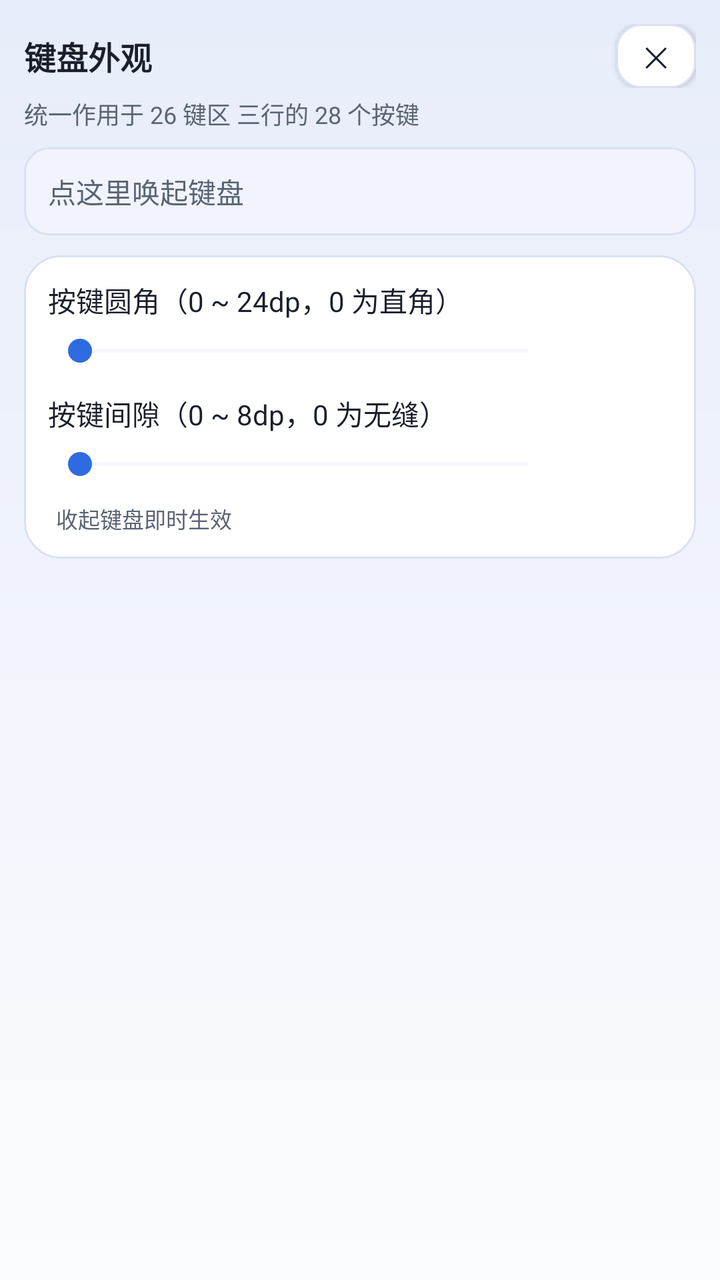
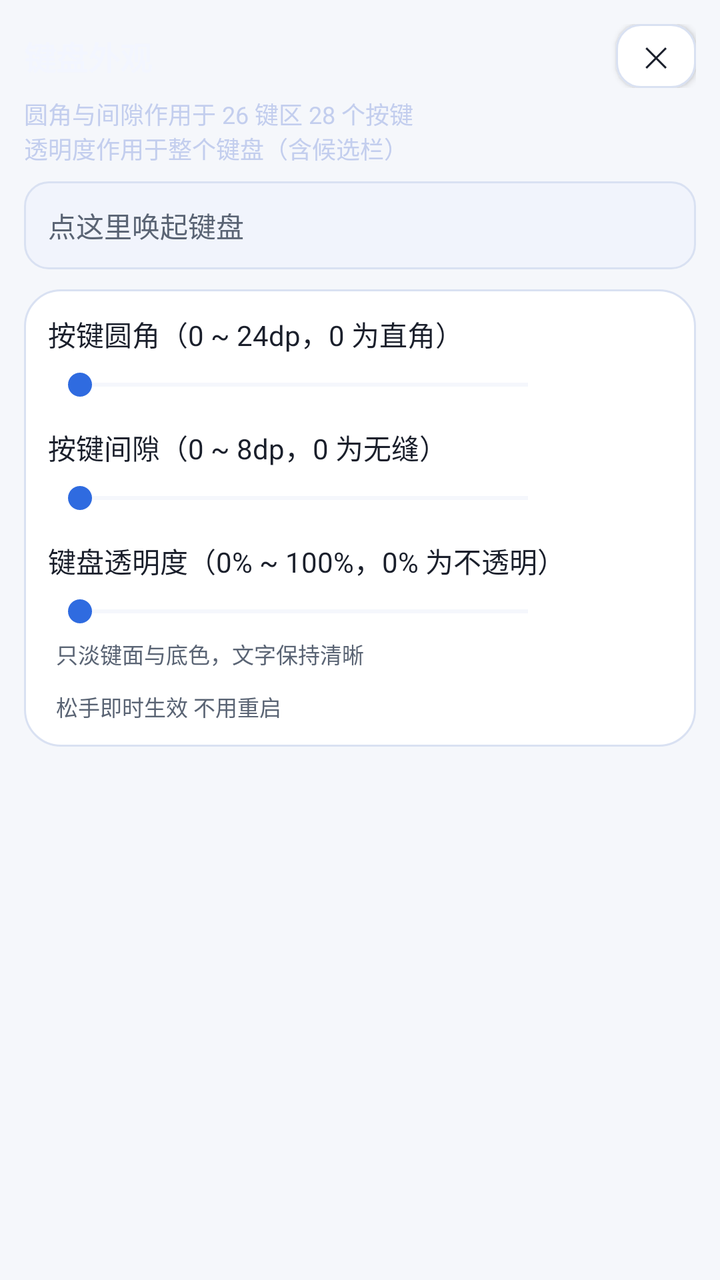

Two renders of the same Android screen: before a commit and after it. Below are the layout's source before the change and the commit's diff.
<!-- AndroidManifest.xml: application theme AppTheme -->
<!-- res/layout/activity_key_appearance.xml -->
<?xml version="1.0" encoding="utf-8"?>
<LinearLayout xmlns:android="http://schemas.android.com/apk/res/android"
    android:layout_width="match_parent"
    android:layout_height="match_parent"
    android:background="@drawable/bg_aurora"
    android:fitsSystemWindows="true"
    android:orientation="vertical"
    android:padding="12dp">

    <LinearLayout
        android:layout_width="match_parent"
        android:layout_height="wrap_content"
        android:gravity="center_vertical"
        android:orientation="horizontal">

        <TextView
            android:layout_width="0dp"
            android:layout_height="wrap_content"
            android:layout_weight="1"
            android:text="@string/key_appearance_title"
            android:textColor="@color/text_primary"
            android:textSize="16sp"
            android:textStyle="bold" />

        <Button
            android:id="@+id/btn_key_appearance_close"
            style="@style/SettingsButton"
            android:layout_width="40dp"
            android:layout_height="32dp"
            android:minWidth="0dp"
            android:paddingStart="0dp"
            android:paddingEnd="0dp"
            android:text="@string/symbol_order_close"
            android:textSize="14sp" />
    </LinearLayout>

    <TextView
        android:layout_width="match_parent"
        android:layout_height="wrap_content"
        android:paddingTop="4dp"
        android:paddingBottom="8dp"
        android:text="@string/key_appearance_desc"
        android:textColor="@color/text_secondary"
        android:textSize="12sp" />

    
    <EditText
        android:id="@+id/edit_key_appearance_test"
        android:layout_width="match_parent"
        android:layout_height="44dp"
        android:layout_marginBottom="10dp"
        android:background="@drawable/field_aurora"
        android:hint="@string/settings_ime_test_hint"
        android:importantForAutofill="no"
        android:imeOptions="actionDone"
        android:inputType="text"
        android:maxLines="1"
        android:paddingStart="12dp"
        android:paddingEnd="12dp"
        android:textColor="@color/text_primary"
        android:textColorHint="@color/text_secondary"
        android:textSize="14sp" />

    <LinearLayout
        android:layout_width="match_parent"
        android:layout_height="wrap_content"
        android:background="@drawable/card_aurora"
        android:orientation="vertical"
        android:padding="12dp">

        
        <TextView
            android:layout_width="match_parent"
            android:layout_height="wrap_content"
            android:text="@string/key_corner_title"
            android:textColor="@color/text_primary"
            android:textSize="14sp" />

        <LinearLayout
            android:layout_width="match_parent"
            android:layout_height="wrap_content"
            android:layout_marginTop="6dp"
            android:gravity="center_vertical"
            android:orientation="horizontal">

            <SeekBar
                android:id="@+id/seek_key_corner"
                android:layout_width="0dp"
                android:layout_height="wrap_content"
                android:layout_weight="1"
                android:progressBackgroundTint="@color/card_stroke"
                android:progressTint="@color/accent"
                android:thumbTint="@color/accent" />

            <TextView
                android:id="@+id/text_key_corner"
                android:layout_width="wrap_content"
                android:layout_height="wrap_content"
                android:gravity="end"
                android:minWidth="56dp"
                android:textColor="@color/accent"
                android:textSize="13sp" />
        </LinearLayout>

        
        <TextView
            android:layout_width="match_parent"
            android:layout_height="wrap_content"
            android:layout_marginTop="12dp"
            android:text="@string/key_gap_title"
            android:textColor="@color/text_primary"
            android:textSize="14sp" />

        <LinearLayout
            android:layout_width="match_parent"
            android:layout_height="wrap_content"
            android:layout_marginTop="6dp"
            android:gravity="center_vertical"
            android:orientation="horizontal">

            <SeekBar
                android:id="@+id/seek_key_gap"
                android:layout_width="0dp"
                android:layout_height="wrap_content"
                android:layout_weight="1"
                android:progressBackgroundTint="@color/card_stroke"
                android:progressTint="@color/accent"
                android:thumbTint="@color/accent" />

            <TextView
                android:id="@+id/text_key_gap"
                android:layout_width="wrap_content"
                android:layout_height="wrap_content"
                android:gravity="end"
                android:minWidth="56dp"
                android:textColor="@color/accent"
                android:textSize="13sp" />
        </LinearLayout>

        <TextView
            android:layout_width="match_parent"
            android:layout_height="wrap_content"
            android:layout_marginTop="10dp"
            android:paddingStart="4dp"
            android:paddingEnd="4dp"
            android:text="@string/key_appearance_apply_hint"
            android:textColor="@color/text_secondary"
            android:textSize="11sp" />
    </LinearLayout>
</LinearLayout>
<!-- resources referenced by this layout -->
<resources>
  <color name="accent">#2F6BE0</color>
  <color name="card_stroke">#D9E1F2</color>
  <color name="text_primary">#1A1F2B</color>
  <color name="text_secondary">#5A6474</color>
  <!-- drawable bg_aurora (drawable) -->
  <?xml version="1.0" encoding="utf-8"?>
  <layer-list xmlns:android="http://schemas.android.com/apk/res/android">
      <item>
          <shape android:shape="rectangle">
              <gradient
                  android:angle="270"
                  android:startColor="@color/aurora_bg_top"
                  android:centerColor="@color/aurora_bg_mid"
                  android:endColor="@color/aurora_bg_bottom" />
          </shape>
      </item>
  </layer-list>
  <!-- drawable card_aurora (drawable) -->
  <?xml version="1.0" encoding="utf-8"?>
  <shape xmlns:android="http://schemas.android.com/apk/res/android"
      android:shape="rectangle">
      <solid android:color="@color/card_bg" />
      <corners android:radius="18dp" />
      <stroke
          android:width="1dp"
          android:color="@color/card_stroke" />
  </shape>
  <!-- drawable field_aurora (drawable) -->
  <?xml version="1.0" encoding="utf-8"?>
  <selector xmlns:android="http://schemas.android.com/apk/res/android">
      <item android:state_focused="true">
          <shape android:shape="rectangle">
              <solid android:color="@color/field_bg" />
              <corners android:radius="12dp" />
              <stroke
                  android:width="1.5dp"
                  android:color="@color/aurora_cyan" />
          </shape>
      </item>
      <item>
          <shape android:shape="rectangle">
              <solid android:color="@color/field_bg" />
              <corners android:radius="12dp" />
              <stroke
                  android:width="1dp"
                  android:color="@color/card_stroke" />
          </shape>
      </item>
  </selector>
  <string name="key_appearance_apply_hint">收起键盘即时生效</string>
  <string name="key_appearance_desc">统一作用于 26 键区 三行的 28 个按键</string>
  <string name="key_appearance_title">键盘外观</string>
  <string name="key_corner_title">按键圆角（0 ~ 24dp，0 为直角）</string>
  <string name="key_gap_title">按键间隙（0 ~ 8dp，0 为无缝）</string>
  <string name="settings_ime_test_hint">点这里唤起键盘</string>
  <string name="symbol_order_close">✕</string>
  <style name="SettingsButton">
          <item name="android:layout_width">match_parent</item>
          <item name="android:layout_height">44dp</item>
          <item name="android:background">@drawable/btn_aurora_secondary</item>
          <item name="android:textColor">@color/text_primary</item>
          <item name="android:textSize">13sp</item>
          <item name="android:gravity">center</item>
      </style>
  <color name="aurora_bg_top">#E7EDFA</color>
  <color name="aurora_bg_mid">#F1F4FC</color>
  <color name="aurora_bg_bottom">#FBFCFE</color>
  <color name="card_bg">#FFFFFF</color>
  <color name="field_bg">#F1F4FC</color>
  <color name="aurora_cyan">#0A7A90</color>
  <!-- drawable btn_aurora_secondary (drawable) -->
  <?xml version="1.0" encoding="utf-8"?>
  <ripple xmlns:android="http://schemas.android.com/apk/res/android"
      android:color="@color/ripple_on_surface">
      <item>
          <shape android:shape="rectangle">
              <solid android:color="@color/btn_secondary_bg" />
              <corners android:radius="12dp" />
              <stroke
                  android:width="1dp"
                  android:color="@color/card_stroke" />
          </shape>
      </item>
  </ripple>
  <color name="app_bg">#F5F7FB</color>
  <color name="ripple_on_surface">#1A000000</color>
  <color name="btn_secondary_bg">#FFFFFF</color>
  <!-- unchanged entries left out for length: 1 -->
</resources>

<!-- the commit's change to res/layout/activity_key_appearance.xml (unified diff, before → after) -->
@@ -1,150 +1,200 @@
 <?xml version="1.0" encoding="utf-8"?>
-<LinearLayout xmlns:android="http://schemas.android.com/apk/res/android"
+<ScrollView xmlns:android="http://schemas.android.com/apk/res/android"
     android:layout_width="match_parent"
     android:layout_height="match_parent"
-    android:background="@drawable/bg_aurora"
     android:fitsSystemWindows="true"
-    android:orientation="vertical"
-    android:padding="12dp">
+    android:overScrollMode="never">
 
     <LinearLayout
         android:layout_width="match_parent"
         android:layout_height="wrap_content"
-        android:gravity="center_vertical"
-        android:orientation="horizontal">
-
-        <TextView
-            android:layout_width="0dp"
-            android:layout_height="wrap_content"
-            android:layout_weight="1"
-            android:text="@string/key_appearance_title"
-            android:textColor="@color/text_primary"
-            android:textSize="16sp"
-            android:textStyle="bold" />
-
-        <Button
-            android:id="@+id/btn_key_appearance_close"
-            style="@style/SettingsButton"
-            android:layout_width="40dp"
-            android:layout_height="32dp"
-            android:minWidth="0dp"
-            android:paddingStart="0dp"
-            android:paddingEnd="0dp"
-            android:text="@string/symbol_order_close"
-            android:textSize="14sp" />
-    </LinearLayout>
-
-    <TextView
-        android:layout_width="match_parent"
-        android:layout_height="wrap_content"
-        android:paddingTop="4dp"
-        android:paddingBottom="8dp"
-        android:text="@string/key_appearance_desc"
-        android:textColor="@color/text_secondary"
-        android:textSize="12sp" />
-
-    
-    <EditText
-        android:id="@+id/edit_key_appearance_test"
-        android:layout_width="match_parent"
-        android:layout_height="44dp"
-        android:layout_marginBottom="10dp"
-        android:background="@drawable/field_aurora"
-        android:hint="@string/settings_ime_test_hint"
-        android:importantForAutofill="no"
-        android:imeOptions="actionDone"
-        android:inputType="text"
-        android:maxLines="1"
-        android:paddingStart="12dp"
-        android:paddingEnd="12dp"
-        android:textColor="@color/text_primary"
-        android:textColorHint="@color/text_secondary"
-        android:textSize="14sp" />
-
-    <LinearLayout
-        android:layout_width="match_parent"
-        android:layout_height="wrap_content"
-        android:background="@drawable/card_aurora"
         android:orientation="vertical"
         android:padding="12dp">
 
-        
-        <TextView
+        <LinearLayout
             android:layout_width="match_parent"
             android:layout_height="wrap_content"
-            android:text="@string/key_corner_title"
-            android:textColor="@color/text_primary"
-            android:textSize="14sp" />
-
-        <LinearLayout
-            android:layout_width="match_parent"
-            android:layout_height="wrap_content"
-            android:layout_marginTop="6dp"
             android:gravity="center_vertical"
             android:orientation="horizontal">
 
-            <SeekBar
-                android:id="@+id/seek_key_corner"
+            <TextView
                 android:layout_width="0dp"
                 android:layout_height="wrap_content"
                 android:layout_weight="1"
-                android:progressBackgroundTint="@color/card_stroke"
-                android:progressTint="@color/accent"
-                android:thumbTint="@color/accent" />
-
-            <TextView
-                android:id="@+id/text_key_corner"
-                android:layout_width="wrap_content"
-                android:layout_height="wrap_content"
-                android:gravity="end"
-                android:minWidth="56dp"
-                android:textColor="@color/accent"
-                android:textSize="13sp" />
+                android:text="@string/key_appearance_title"
+                android:textColor="@color/key_appearance_fg"
+                android:textSize="16sp"
+                android:textStyle="bold" />
+
+            <Button
+                android:id="@+id/btn_key_appearance_close"
+                style="@style/SettingsButton"
+                android:layout_width="40dp"
+                android:layout_height="32dp"
+                android:minWidth="0dp"
+                android:paddingStart="0dp"
+                android:paddingEnd="0dp"
+                android:text="@string/symbol_order_close"
+                android:textSize="14sp" />
         </LinearLayout>
 
+        <TextView
+            android:layout_width="match_parent"
+            android:layout_height="wrap_content"
+            android:paddingTop="4dp"
+            android:paddingBottom="8dp"
+            android:text="@string/key_appearance_desc"
+            android:textColor="@color/key_appearance_fg_dim"
+            android:textSize="12sp" />
+
         
-        <TextView
+        <EditText
+            android:id="@+id/edit_key_appearance_test"
+            android:layout_width="match_parent"
+            android:layout_height="44dp"
+            android:layout_marginBottom="10dp"
+            android:background="@drawable/field_aurora"
+            android:hint="@string/settings_ime_test_hint"
+            android:importantForAutofill="no"
+            android:imeOptions="actionDone"
+            android:inputType="text"
+            android:maxLines="1"
+            android:paddingStart="12dp"
+            android:paddingEnd="12dp"
+            android:textColor="@color/text_primary"
+            android:textColorHint="@color/text_secondary"
+            android:textSize="14sp" />
+
+        <LinearLayout
             android:layout_width="match_parent"
             android:layout_height="wrap_content"
-            android:layout_marginTop="12dp"
-            android:text="@string/key_gap_title"
-            android:textColor="@color/text_primary"
-            android:textSize="14sp" />
-
-        <LinearLayout
-            android:layout_width="match_parent"
-            android:layout_height="wrap_content"
-            android:layout_marginTop="6dp"
-            android:gravity="center_vertical"
-            android:orientation="horizontal">
-
-            <SeekBar
-                android:id="@+id/seek_key_gap"
-                android:layout_width="0dp"
-                android:layout_height="wrap_content"
-                android:layout_weight="1"
-                android:progressBackgroundTint="@color/card_stroke"
-                android:progressTint="@color/accent"
-                android:thumbTint="@color/accent" />
-
-            <TextView
-                android:id="@+id/text_key_gap"
-                android:layout_width="wrap_content"
-                android:layout_height="wrap_content"
-                android:gravity="end"
-                android:minWidth="56dp"
-                android:textColor="@color/accent"
-                android:textSize="13sp" />
+            android:background="@drawable/card_aurora"
+            android:orientation="vertical"
+            android:padding="12dp">
+
+            
+            <TextView
+                android:layout_width="match_parent"
+                android:layout_height="wrap_content"
+                android:text="@string/key_corner_title"
+                android:textColor="@color/text_primary"
+                android:textSize="14sp" />
+
+            <LinearLayout
+                android:layout_width="match_parent"
+                android:layout_height="wrap_content"
+                android:layout_marginTop="6dp"
+                android:gravity="center_vertical"
+                android:orientation="horizontal">
+
+                <SeekBar
+                    android:id="@+id/seek_key_corner"
+                    android:layout_width="0dp"
+                    android:layout_height="wrap_content"
+                    android:layout_weight="1"
+                    android:progressBackgroundTint="@color/card_stroke"
+                    android:progressTint="@color/accent"
+                    android:thumbTint="@color/accent" />
+
+                <TextView
+                    android:id="@+id/text_key_corner"
+                    android:layout_width="wrap_content"
+                    android:layout_height="wrap_content"
+                    android:gravity="end"
+                    android:minWidth="56dp"
+                    android:textColor="@color/accent"
+                    android:textSize="13sp" />
+            </LinearLayout>
+
+            
+            <TextView
+                android:layout_width="match_parent"
+                android:layout_height="wrap_content"
+                android:layout_marginTop="12dp"
+                android:text="@string/key_gap_title"
+                android:textColor="@color/text_primary"
+                android:textSize="14sp" />
+
+            <LinearLayout
+                android:layout_width="match_parent"
+                android:layout_height="wrap_content"
+                android:layout_marginTop="6dp"
+                android:gravity="center_vertical"
+                android:orientation="horizontal">
+
+                <SeekBar
+                    android:id="@+id/seek_key_gap"
+                    android:layout_width="0dp"
+                    android:layout_height="wrap_content"
+                    android:layout_weight="1"
+                    android:progressBackgroundTint="@color/card_stroke"
+                    android:progressTint="@color/accent"
+                    android:thumbTint="@color/accent" />
+
+                <TextView
+                    android:id="@+id/text_key_gap"
+                    android:layout_width="wrap_content"
+                    android:layout_height="wrap_content"
+                    android:gravity="end"
+                    android:minWidth="56dp"
+                    android:textColor="@color/accent"
+                    android:textSize="13sp" />
+            </LinearLayout>
+
+            
+            <TextView
+                android:layout_width="match_parent"
+                android:layout_height="wrap_content"
+                android:layout_marginTop="12dp"
+                android:text="@string/key_transparency_title"
+                android:textColor="@color/text_primary"
+                android:textSize="14sp" />
+
+            <LinearLayout
+                android:layout_width="match_parent"
+                android:layout_height="wrap_content"
+                android:layout_marginTop="6dp"
+                android:gravity="center_vertical"
+                android:orientation="horizontal">
+
+                <SeekBar
+                    android:id="@+id/seek_key_transparency"
+                    android:layout_width="0dp"
+                    android:layout_height="wrap_content"
+                    android:layout_weight="1"
+                    android:progressBackgroundTint="@color/card_stroke"
+                    android:progressTint="@color/accent"
+                    android:thumbTint="@color/accent" />
+
+                <TextView
+                    android:id="@+id/text_key_transparency"
+                    android:layout_width="wrap_content"
+                    android:layout_height="wrap_content"
+                    android:gravity="end"
+                    android:minWidth="56dp"
+                    android:textColor="@color/accent"
+                    android:textSize="13sp" />
+            </LinearLayout>
+
+            <TextView
+                android:layout_width="match_parent"
+                android:layout_height="wrap_content"
+                android:layout_marginTop="4dp"
+                android:paddingStart="4dp"
+                android:paddingEnd="4dp"
+                android:text="@string/key_transparency_desc"
+                android:textColor="@color/text_secondary"
+                android:textSize="11sp" />
+
+            <TextView
+                android:layout_width="match_parent"
+                android:layout_height="wrap_content"
+                android:layout_marginTop="10dp"
+                android:paddingStart="4dp"
+                android:paddingEnd="4dp"
+                android:text="@string/key_appearance_apply_hint"
+                android:textColor="@color/text_secondary"
+                android:textSize="11sp" />
         </LinearLayout>
-
-        <TextView
-            android:layout_width="match_parent"
-            android:layout_height="wrap_content"
-            android:layout_marginTop="10dp"
-            android:paddingStart="4dp"
-            android:paddingEnd="4dp"
-            android:text="@string/key_appearance_apply_hint"
-            android:textColor="@color/text_secondary"
-            android:textSize="11sp" />
     </LinearLayout>
-</LinearLayout>
+</ScrollView>
<!-- resource entries referenced after the edit -->
@@ -2,21 +2,10 @@
 <resources>
   <color name="accent">#2F6BE0</color>
   <color name="card_stroke">#D9E1F2</color>
+  <color name="key_appearance_fg">#F3F6FF</color>
+  <color name="key_appearance_fg_dim">#C3CEEE</color>
   <color name="text_primary">#1A1F2B</color>
   <color name="text_secondary">#5A6474</color>
-  <!-- drawable bg_aurora (drawable) -->
-  <?xml version="1.0" encoding="utf-8"?>
-  <layer-list xmlns:android="http://schemas.android.com/apk/res/android">
-      <item>
-          <shape android:shape="rectangle">
-              <gradient
-                  android:angle="270"
-                  android:startColor="@color/aurora_bg_top"
-                  android:centerColor="@color/aurora_bg_mid"
-                  android:endColor="@color/aurora_bg_bottom" />
-          </shape>
-      </item>
-  </layer-list>
   <!-- drawable card_aurora (drawable) -->
   <?xml version="1.0" encoding="utf-8"?>
   <shape xmlns:android="http://schemas.android.com/apk/res/android"
@@ -49,11 +38,13 @@
           </shape>
       </item>
   </selector>
-  <string name="key_appearance_apply_hint">收起键盘即时生效</string>
-  <string name="key_appearance_desc">统一作用于 26 键区 三行的 28 个按键</string>
+  <string name="key_appearance_apply_hint">松手即时生效 不用重启</string>
+  <string name="key_appearance_desc">圆角与间隙作用于 26 键区 28 个按键\n透明度作用于整个键盘（含候选栏）</string>
   <string name="key_appearance_title">键盘外观</string>
   <string name="key_corner_title">按键圆角（0 ~ 24dp，0 为直角）</string>
   <string name="key_gap_title">按键间隙（0 ~ 8dp，0 为无缝）</string>
+  <string name="key_transparency_desc">只淡键面与底色，文字保持清晰</string>
+  <string name="key_transparency_title">键盘透明度（0% ~ 100%，0% 为不透明）</string>
   <string name="settings_ime_test_hint">点这里唤起键盘</string>
   <string name="symbol_order_close">✕</string>
   <style name="SettingsButton">
@@ -64,9 +55,6 @@
           <item name="android:textSize">13sp</item>
           <item name="android:gravity">center</item>
       </style>
-  <color name="aurora_bg_top">#E7EDFA</color>
-  <color name="aurora_bg_mid">#F1F4FC</color>
-  <color name="aurora_bg_bottom">#FBFCFE</color>
   <color name="card_bg">#FFFFFF</color>
   <color name="field_bg">#F1F4FC</color>
   <color name="aurora_cyan">#0A7A90</color>
